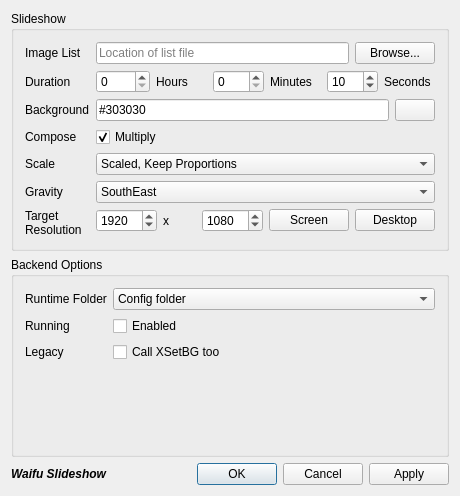
Old version of the form mainwindow.ui in the repository Spencerx/qt314wall.
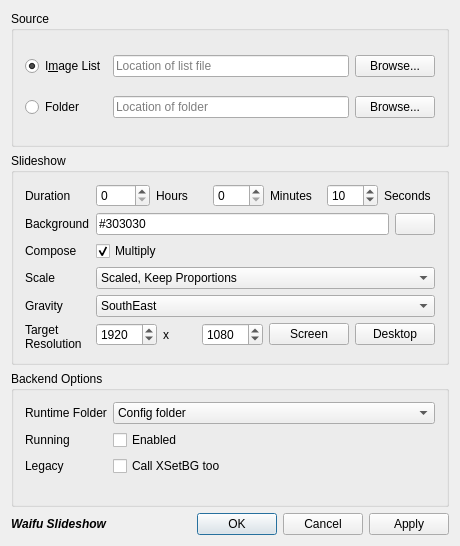
New version of the form. Icons and pictures are not drawn.

Commit message: main,mainwindow: add folder view

The edit to the form file:
```diff
--- a/mainwindow.ui
+++ b/mainwindow.ui
@@ -7,7 +7,7 @@
     <x>0</x>
     <y>0</y>
     <width>460</width>
-    <height>496</height>
+    <height>546</height>
    </rect>
   </property>
   <property name="sizePolicy">
@@ -23,17 +23,20 @@
    <iconset resource="resource.qrc">
     <normaloff>:/images/clock.png</normaloff>:/images/clock.png</iconset>
   </property>
-  <layout class="QVBoxLayout" name="verticalLayout_2" stretch="0,1,0">
+  <layout class="QVBoxLayout" name="verticalLayout">
    <item>
-    <widget class="QGroupBox" name="slideshowGroup">
+    <widget class="QGroupBox" name="groupBox">
      <property name="title">
-      <string>Slideshow</string>
+      <string>Source</string>
      </property>
-     <layout class="QFormLayout" name="formLayout">
+     <layout class="QGridLayout" name="gridLayout">
       <item row="0" column="0">
-       <widget class="QLabel" name="label">
+       <widget class="QRadioButton" name="sourceImageList">
         <property name="text">
-         <string>Image List</string>
+         <string>I&amp;mage List</string>
+        </property>
+        <property name="checked">
+         <bool>true</bool>
         </property>
        </widget>
       </item>
@@ -56,13 +59,47 @@
        </layout>
       </item>
       <item row="1" column="0">
+       <widget class="QRadioButton" name="sourceFolder">
+        <property name="text">
+         <string>Folder</string>
+        </property>
+       </widget>
+      </item>
+      <item row="1" column="1">
+       <layout class="QHBoxLayout" name="horizontalLayout_8">
+        <item>
+         <widget class="QLineEdit" name="fileFolder">
+          <property name="placeholderText">
+           <string>Location of folder</string>
+          </property>
+         </widget>
+        </item>
+        <item>
+         <widget class="QPushButton" name="fileFolderBrowse">
+          <property name="text">
+           <string>Browse...</string>
+          </property>
+         </widget>
+        </item>
+       </layout>
+      </item>
+     </layout>
+    </widget>
+   </item>
+   <item>
+    <widget class="QGroupBox" name="slideshowGroup">
+     <property name="title">
+      <string>Slideshow</string>
+     </property>
+     <layout class="QFormLayout" name="formLayout">
+      <item row="0" column="0">
        <widget class="QLabel" name="label_2">
         <property name="text">
          <string>Duration</string>
         </property>
        </widget>
       </item>
-      <item row="1" column="1">
+      <item row="0" column="1">
        <layout class="QHBoxLayout" name="horizontalLayout_5">
         <item>
          <widget class="QSpinBox" name="hrs">
@@ -114,14 +151,14 @@
         </item>
        </layout>
       </item>
-      <item row="2" column="0">
+      <item row="1" column="0">
        <widget class="QLabel" name="label_12">
         <property name="text">
          <string>Background</string>
         </property>
        </widget>
       </item>
-      <item row="2" column="1">
+      <item row="1" column="1">
        <layout class="QHBoxLayout" name="horizontalLayout_6">
         <item>
          <widget class="QLineEdit" name="bgcolor">
@@ -145,14 +182,14 @@
         </item>
        </layout>
       </item>
-      <item row="3" column="0">
+      <item row="2" column="0">
        <widget class="QLabel" name="label_13">
         <property name="text">
          <string>Compose</string>
         </property>
        </widget>
       </item>
-      <item row="3" column="1">
+      <item row="2" column="1">
        <widget class="QCheckBox" name="multiply">
         <property name="text">
          <string>Multiply</string>
@@ -162,14 +199,14 @@
         </property>
        </widget>
       </item>
-      <item row="4" column="0">
+      <item row="3" column="0">
        <widget class="QLabel" name="label_9">
         <property name="text">
          <string>Scale</string>
         </property>
        </widget>
       </item>
-      <item row="4" column="1">
+      <item row="3" column="1">
        <widget class="QComboBox" name="scale">
         <item>
          <property name="text">
@@ -193,14 +230,14 @@
         </item>
        </widget>
       </item>
-      <item row="5" column="0">
+      <item row="4" column="0">
        <widget class="QLabel" name="label_11">
         <property name="text">
          <string>Gravity</string>
         </property>
        </widget>
       </item>
-      <item row="5" column="1">
+      <item row="4" column="1">
        <widget class="QComboBox" name="gravity">
         <property name="currentIndex">
          <number>3</number>
@@ -252,14 +289,14 @@
         </item>
        </widget>
       </item>
-      <item row="6" column="0">
+      <item row="5" column="0">
        <widget class="QLabel" name="label_5">
         <property name="text">
          <string>Target&lt;br&gt;Resolution</string>
         </property>
        </widget>
       </item>
-      <item row="6" column="1">
+      <item row="5" column="1">
        <layout class="QHBoxLayout" name="horizontalLayout">
         <item>
          <widget class="QSpinBox" name="targetWidth">
```
The commit also changes 3 other files.
